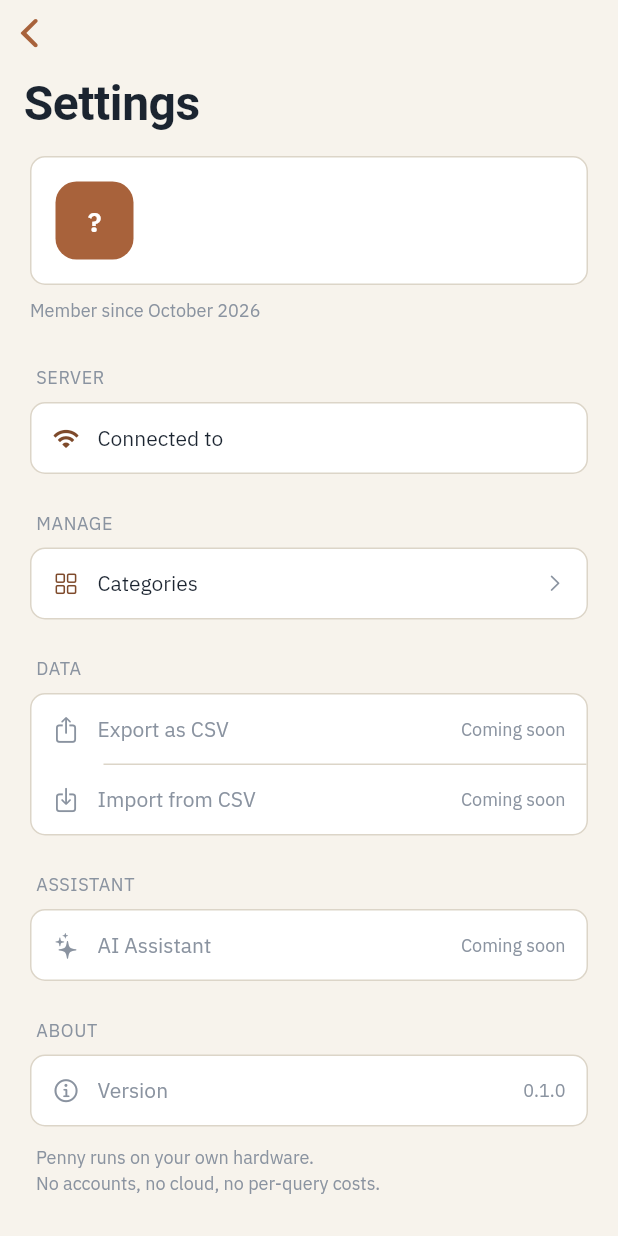
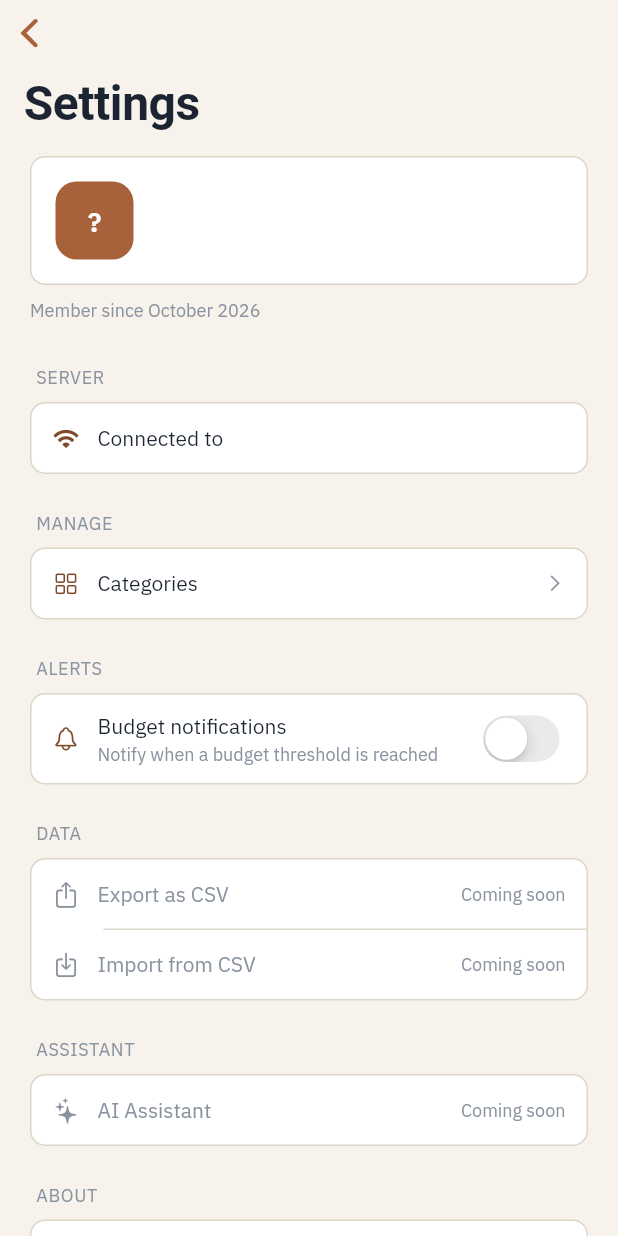
Before and after one commit to philquake/penny, a Flutter app: the SettingsScreen screen opened directly with empty values, on a phone screen of 412 x 824 dp. Run offline on Flutter 3.47's test engine with Material 3 defaults, Android fonts, the phone set to English and light mode, and no system bars; our stand-ins replace dio, fl_chart, flutter_local_notifications, flutter_riverpod, flutter_secure_storage, google_fonts and 1 more; accounts and stored records are empty.

Commit message:
feat: adds budget threshold notifications

```diff
--- a/front_end/lib/providers/data_providers.dart
+++ b/front_end/lib/providers/data_providers.dart
@@ -7,6 +7,7 @@ import '../models/budget.dart';
 import '../models/budget_entry.dart';
 import '../models/category.dart';
 import '../models/transactions.dart';
+import '../services/budget_notification_service.dart';
 import 'session.dart';
 
 final categoriesRepositoryProvider =
@@ -110,7 +111,9 @@ class BudgetsController extends StateNotifier<AsyncValue<List<BudgetEntry>>> {
         final status = await _repo.status(budget.id);
         final category = categories.where((c) => c.id == budget.categoryId);
         if (category.isEmpty) continue;
-        entries.add(BudgetEntry(budget, status, category.first));
+        final entry = BudgetEntry(budget, status, category.first);
+        entries.add(entry);
+        await BudgetNotificationService.instance.updateBudget(entry);
       }
       return entries;
     });
--- a/front_end/lib/screens/settings_screen.dart
+++ b/front_end/lib/screens/settings_screen.dart
@@ -1,5 +1,6 @@
 import 'package:flutter/cupertino.dart';
 import '../models/user.dart';
+import '../services/budget_notification_service.dart';
 import '../theme/app_theme.dart';
 
 /// Settings screen.
@@ -10,12 +11,13 @@ import '../theme/app_theme.dart';
 /// tools — there's no endpoint for that yet (only signup/login exist).
 /// The AI Assistant row is shown but disabled as a signpost for Phase 5,
 /// not a fake feature.
-class SettingsScreen extends StatelessWidget {
+class SettingsScreen extends StatefulWidget {
   final User user;
   final String serverAddress;
   final VoidCallback onSignOut;
   final VoidCallback? onChangeServer;
   final VoidCallback onManageCategories;
+  final VoidCallback onNotificationsChanged;
 
   const SettingsScreen({
     super.key,
@@ -23,15 +25,67 @@ class SettingsScreen extends StatelessWidget {
     required this.serverAddress,
     required this.onSignOut,
     required this.onManageCategories,
+    required this.onNotificationsChanged,
     this.onChangeServer,
   });
+
+  @override
+  State<SettingsScreen> createState() => _SettingsScreenState();
+}
+
+class _SettingsScreenState extends State<SettingsScreen> {
+  bool _notificationsEnabled = false;
+  bool _notificationsLoading = true;
+
+  @override
+  void initState() {
+    super.initState();
+    _loadNotificationSetting();
+  }
+
+  Future<void> _loadNotificationSetting() async {
+    final enabled = await BudgetNotificationService.instance.isEnabled();
+    if (!mounted) return;
+    setState(() {
+      _notificationsEnabled = enabled;
+      _notificationsLoading = false;
+    });
+  }
+
+  Future<void> _setNotificationsEnabled(bool enabled) async {
+    setState(() => _notificationsLoading = true);
+    final allowed = await BudgetNotificationService.instance.setEnabled(enabled);
+    if (!mounted) return;
+    setState(() {
+      _notificationsEnabled = allowed && enabled;
+      _notificationsLoading = false;
+    });
+    if (allowed && enabled) widget.onNotificationsChanged();
+    if (enabled && !allowed) {
+      await showCupertinoDialog<void>(
+        context: context,
+        builder: (context) => CupertinoAlertDialog(
+          title: const Text('Notifications are off'),
+          content: const Text(
+            'Allow notifications for Penny in your phone settings to receive budget alerts.',
+          ),
+          actions: [
+            CupertinoDialogAction(
+              child: const Text('OK'),
+              onPressed: () => Navigator.of(context).pop(),
+            ),
+          ],
+        ),
+      );
+    }
+  }
 
   Future<void> _confirmSignOut(BuildContext context) async {
     final confirmed = await showCupertinoDialog<bool>(
       context: context,
       builder: (context) => CupertinoAlertDialog(
         title: const Text('Sign out?'),
-        content: Text('You\'ll need your password to sign back in to $serverAddress.'),
+        content: Text('You\'ll need your password to sign back in to ${widget.serverAddress}.'),
         actions: [
           CupertinoDialogAction(
             child: const Text('Cancel'),
@@ -46,11 +100,11 @@ class SettingsScreen extends StatelessWidget {
       ),
     );
 
-    if (confirmed == true) onSignOut();
+    if (confirmed == true) widget.onSignOut();
   }
 
   String get _initials {
-    final parts = user.fullName.trim().split(RegExp(r'\s+'));
+    final parts = widget.user.fullName.trim().split(RegExp(r'\s+'));
     if (parts.isEmpty || parts.first.isEmpty) return '?';
     final first = parts.first[0];
     final last = parts.length > 1 ? parts.last[0] : '';
@@ -79,10 +133,10 @@ class SettingsScreen extends StatelessWidget {
               child: Column(
                 crossAxisAlignment: CrossAxisAlignment.start,
                 children: [
-                  _ProfileCard(fullName: user.fullName, email: user.email, initials: _initials),
+                  _ProfileCard(fullName: widget.user.fullName, email: widget.user.email, initials: _initials),
                   const SizedBox(height: 8),
                   Text(
-                    'Member since ${_monthNames[user.createdAt.month - 1]} ${user.createdAt.year}',
+                    'Member since ${_monthNames[widget.user.createdAt.month - 1]} ${widget.user.createdAt.year}',
                     style: AppType.caption,
                   ),
                   const SizedBox(height: 28),
@@ -90,9 +144,9 @@ class SettingsScreen extends StatelessWidget {
                   _SettingsGroup(rows: [
                     _SettingsRow(
                       label: 'Connected to',
-                      value: serverAddress,
+                      value: widget.serverAddress,
                       icon: CupertinoIcons.wifi,
-                      onTap: onChangeServer,
+                      onTap: widget.onChangeServer,
                     ),
                   ]),
                   const SizedBox(height: 24),
@@ -101,9 +155,48 @@ class SettingsScreen extends StatelessWidget {
                     _SettingsRow(
                       label: 'Categories',
                       icon: CupertinoIcons.square_grid_2x2,
-                      onTap: onManageCategories,
+                      onTap: widget.onManageCategories,
                     ),
                   ]),
+                  const SizedBox(height: 24),
+                  _SectionLabel('Alerts'),
+                  Container(
+                    padding: const EdgeInsets.symmetric(
+                      horizontal: 14,
+                      vertical: 10,
+                    ),
+                    decoration: BoxDecoration(
+                      color: CupertinoColors.white,
+                      borderRadius: BorderRadius.circular(10),
+                      border: Border.all(color: AppColors.hairline),
+                    ),
+                    child: Row(
+                      children: [
+                        const Icon(
+                          CupertinoIcons.bell,
+                          size: 18,
+                          color: AppColors.copperDark,
+                        ),
+                        const SizedBox(width: 12),
+                        Expanded(
+                          child: Column(
+                            crossAxisAlignment: CrossAxisAlignment.start,
+                            children: [
+                              Text('Budget notifications', style: AppType.body.copyWith(fontSize: 14)),
+                              Text('Notify when a budget threshold is reached', style: AppType.caption),
+                            ],
+                          ),
+                        ),
+                        CupertinoSwitch(
+                          value: _notificationsEnabled,
+                          activeTrackColor: AppColors.copper,
+                          onChanged: _notificationsLoading
+                              ? null
+                              : _setNotificationsEnabled,
+                        ),
+                      ],
+                    ),
+                  ),
                   const SizedBox(height: 24),
                   _SectionLabel('Data'),
                   _SettingsGroup(rows: [
--- a/front_end/pubspec.yaml
+++ b/front_end/pubspec.yaml
@@ -42,6 +42,8 @@ dependencies:
   intl: ^0.20.3
   google_fonts: ^6.2.1
   http: ^1.6.0
+  flutter_local_notifications: ^22.3.1
+  shared_preferences: ^2.5.5
 
 dev_dependencies:
   flutter_test:
```
Also changed, not shown: front_end/lib/main.dart (+6 -1 lines), front_end/lib/services/budget_notification_service.dart (added, +109 -0 lines), front_end/pubspec.lock, 4 other files.
